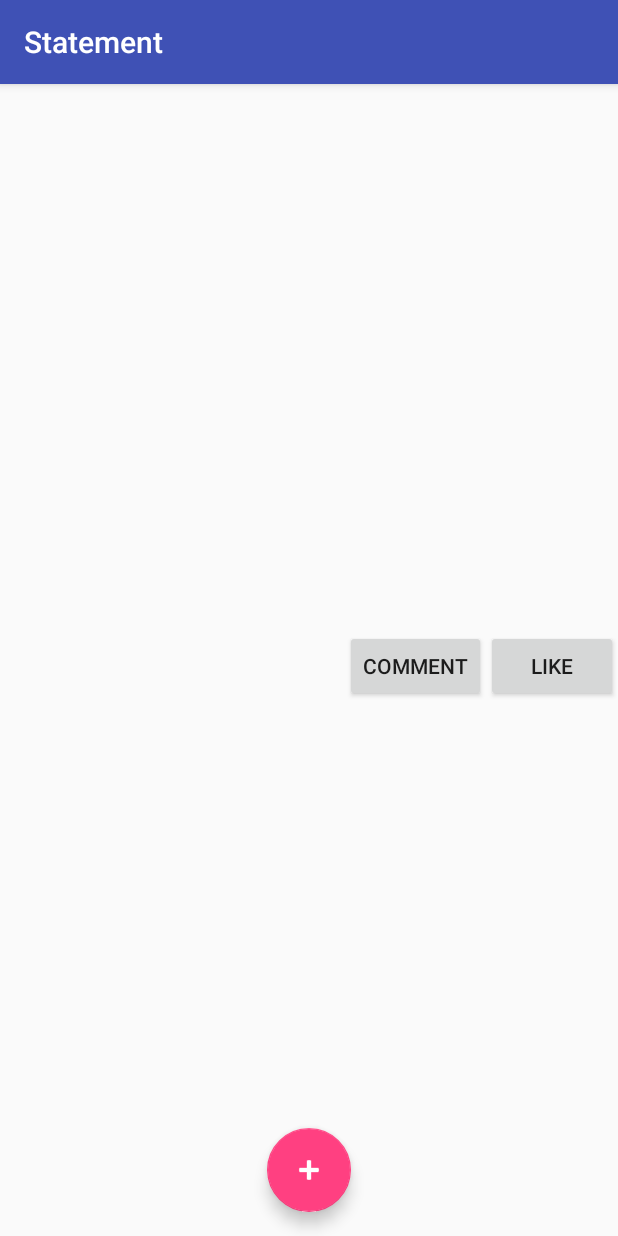
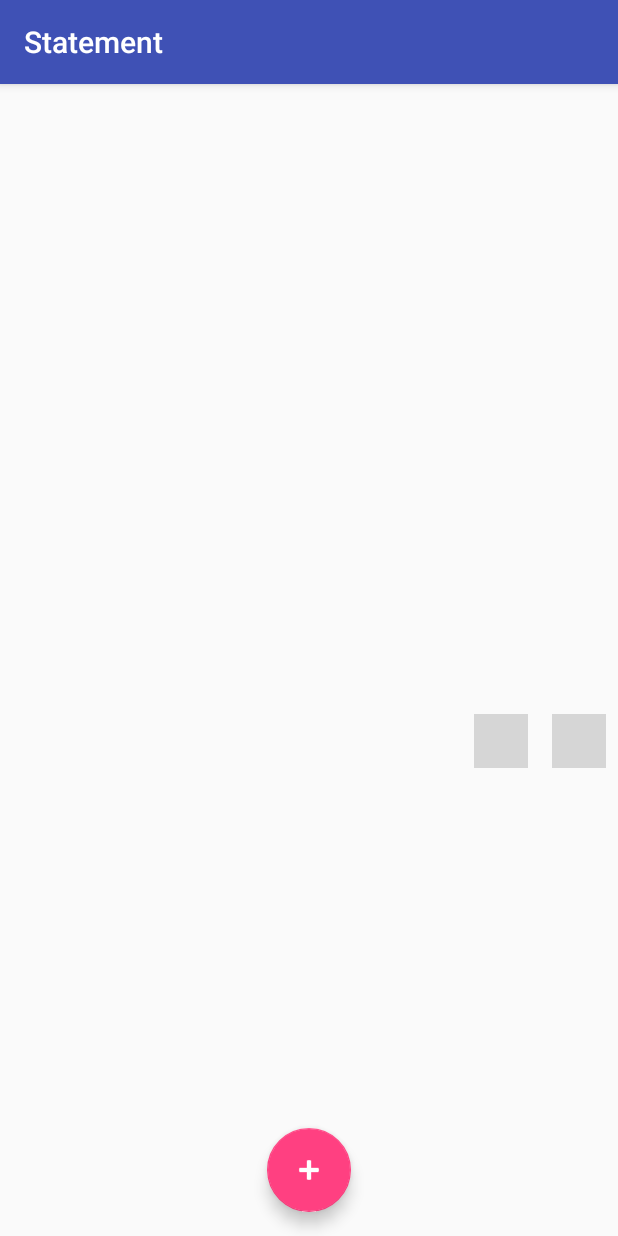
Before and after one commit to qroll/Statement, an Android app: the screen it shows after launch (MainActivity), on a phone screen of 412 x 824 dp. Run offline under Robolectric (Android 15) with nearby library versions, the phone set to English and light mode, and no system bars; grey boxes are pictures that could not be loaded.

Commit message:
Use icons instead of textual buttons

```diff
--- a/app/src/main/res/layout/item_dashboard.xml
+++ b/app/src/main/res/layout/item_dashboard.xml
@@ -7,20 +7,30 @@
         android:id="@+id/image"
         android:layout_width="match_parent"
         android:layout_height="wrap_content"
-        android:scaleType="centerCrop"/>
+        android:cropToPadding="false"
+        android:scaleType="centerCrop" />
 
-    <Button
+    <ImageButton
         android:id="@+id/button_like"
-        android:layout_width="wrap_content"
-        android:layout_height="wrap_content"
+        android:layout_width="36dp"
+        android:layout_height="36dp"
+        android:layout_below="@id/image"
         android:layout_alignParentRight="true"
-        android:layout_alignParentBottom="true"
-        android:text="Like" />
-    <Button
-        android:layout_width="wrap_content"
-        android:layout_height="wrap_content"
+        android:layout_margin="8dp"
+        android:background="?android:selectableItemBackgroundBorderless"
+        android:scaleType="fitXY"
+        android:tint="@android:color/darker_gray"
+        android:src="@drawable/ic_favorite_white_24dp"/>
+
+    <ImageButton
+        android:layout_width="36dp"
+        android:layout_height="36dp"
+        android:layout_below="@id/image"
         android:layout_toLeftOf="@id/button_like"
-        android:layout_alignParentBottom="true"
-        android:text="Comment" />
+        android:layout_margin="8dp"
+        android:background="?android:selectableItemBackgroundBorderless"
+        android:scaleType="fitXY"
+        android:tint="@android:color/darker_gray"
+        android:src="@drawable/ic_action_mode_comment" />
 
 </RelativeLayout>
```
